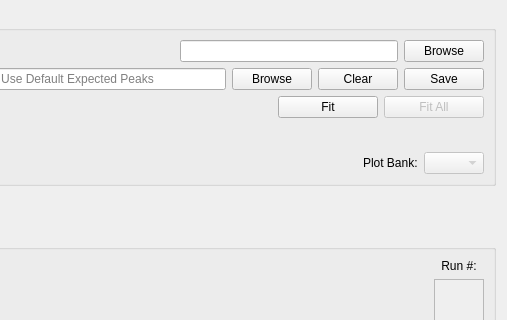
First picture: the form in MantidQt/CustomInterfaces/inc/MantidQtCustomInterfaces/EnggDiffraction/EnggDiffractionQtTabFitting.ui, repository mantidproject/mantid, before the edit; both pictures show x 153 to 660 and y 0 to 320 of the 660 by 680 pixel window.
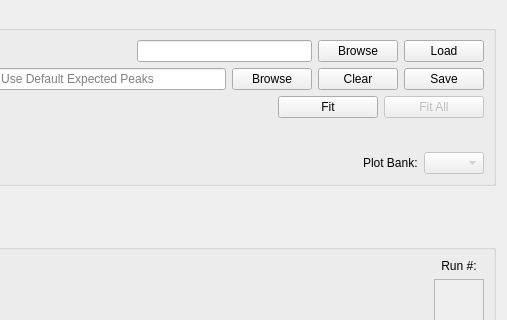
Second picture: the form after the edit. Custom widgets are drawn as their Qt base class.

Commit message:
set up the gui for loading file
refs #17274

What changed in the file:
```diff
--- a/MantidQt/CustomInterfaces/inc/MantidQtCustomInterfaces/EnggDiffraction/EnggDiffractionQtTabFitting.ui
+++ b/MantidQt/CustomInterfaces/inc/MantidQtCustomInterfaces/EnggDiffraction/EnggDiffractionQtTabFitting.ui
@@ -68,6 +68,13 @@
           </property>
          </widget>
         </item>
+        <item>
+         <widget class="QPushButton" name="pushButton_load">
+          <property name="text">
+           <string>Load</string>
+          </property>
+         </widget>
+        </item>
        </layout>
       </item>
       <item row="4" column="0">
```
The commit also changes 3 other files.
